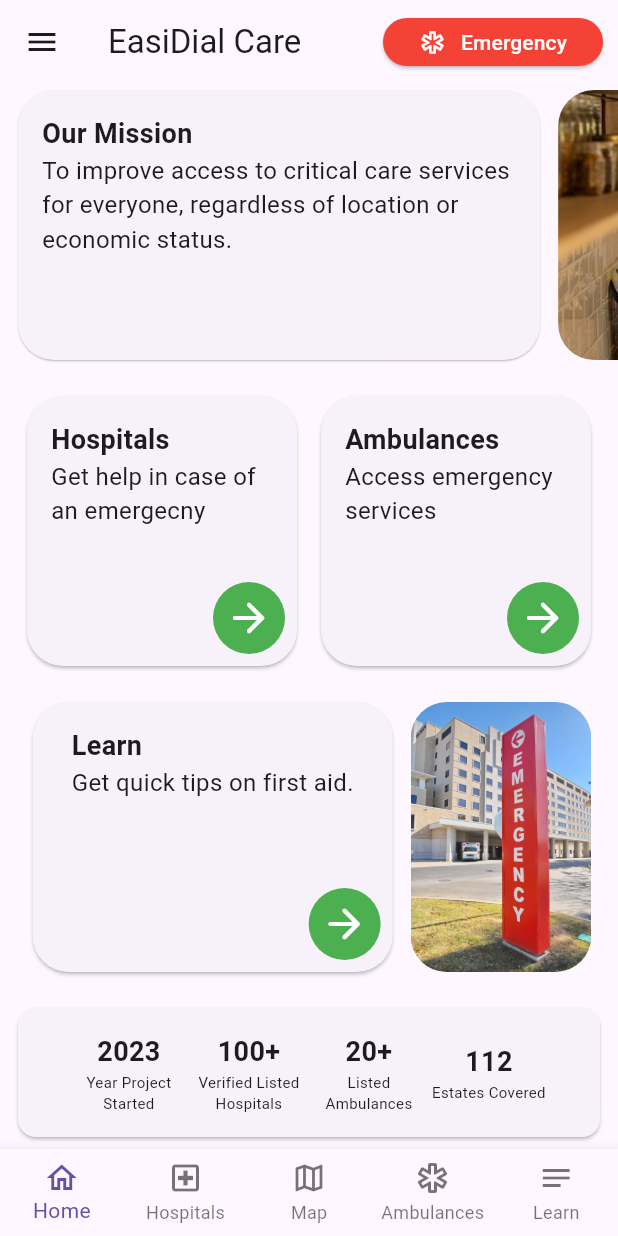
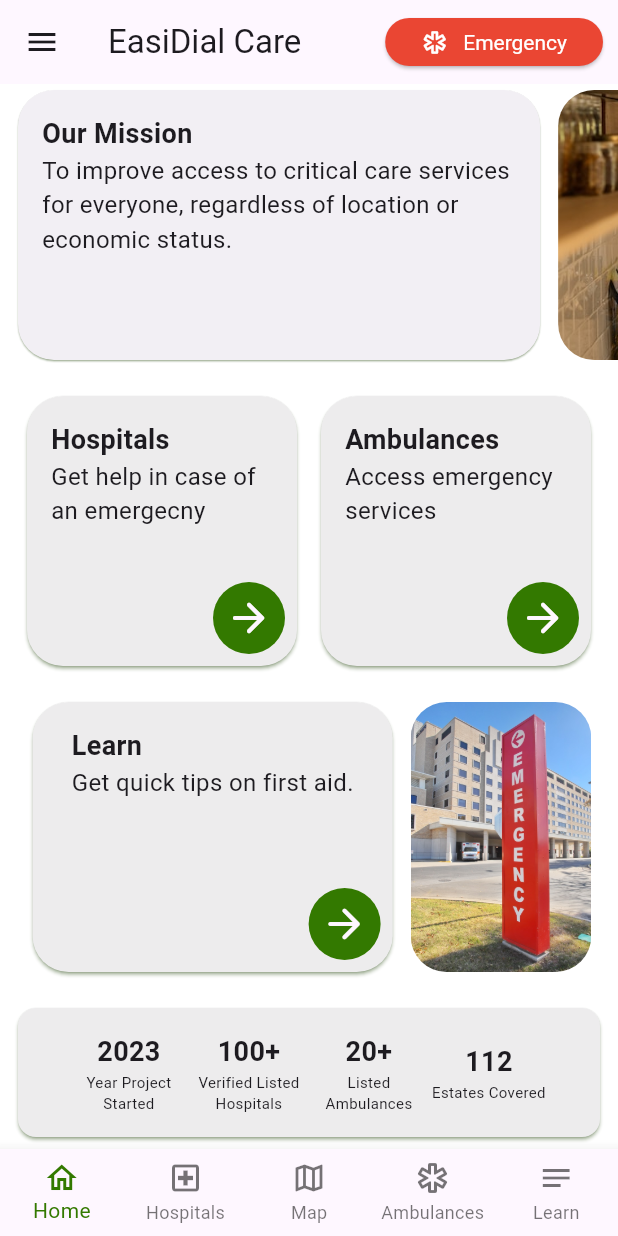
Before and after one commit to EasiDial/EasiDial-Flutter, a Flutter app: the screen it shows after launch, on a phone screen of 412 x 824 dp. Run offline on Flutter 3.47's test engine with Material 2 defaults, Android fonts, the phone set to English and light mode, and no system bars; our stand-ins replace easy_dynamic_theme, page_transition.

Commit message:
- app theming

```diff
--- a/easi_dial/lib/home_screen.dart
+++ b/easi_dial/lib/home_screen.dart
@@ -37,34 +37,39 @@ class _HomeScreenState extends State<HomeScreen> {
     "Learn",
   ];
 
-  Widget _getBottomBar() {
-    return BottomNavigationBar(
+  List<String> appbarTitles = const [
+    "EasiDial Care",
+    "Hospitals",
+    "Map",
+    "Ambulances",
+    "Learn",
+  ];
+
+  Widget _getBottomBar() => BottomNavigationBar(
         currentIndex: currentPageIndex,
-        onTap: (index) {
-          setState(() {
-            currentPageIndex = index;
-          });
-        },
+        onTap: (index) => setState(() => currentPageIndex = index),
         backgroundColor:
             Theme.of(context).bottomNavigationBarTheme.backgroundColor,
         type: BottomNavigationBarType.fixed,
         items: List.generate(
-            5,
-            (index) => BottomNavigationBarItem(
-                  icon: Icon(bottomBarIconsData[index]),
-                  label: bottomBarIconLabels[index],
-                )));
-  }
+          bottomBarIconsData.length,
+          (index) => BottomNavigationBarItem(
+            icon: Icon(bottomBarIconsData[index]),
+            label: bottomBarIconLabels[index],
+          ),
+          growable: false,
+        ),
+        selectedIconTheme: IconThemeData(
+          color: Theme.of(context).primaryColor,
+        ),
+        selectedItemColor: Theme.of(context).primaryColor,
+      );
 
   @override
   Widget build(BuildContext context) {
     List<Widget> homeScreenPages = [
       HomePage(
-        onPageChanged: (index) {
-          setState(() {
-            currentPageIndex = index;
-          });
-        },
+        onPageChanged: (index) => setState(() => currentPageIndex = index),
       ),
       const HospitalsPage(),
       const MapPage(),
@@ -153,7 +158,7 @@ class _HomeScreenState extends State<HomeScreen> {
         ),
       ),
       appBar: AppBar(
-        title: const Text("EasiDial Care"),
+        title: Text(appbarTitles[currentPageIndex]),
         actions: [
           SizedBox(
             height: 32,
--- a/easi_dial/lib/main.dart
+++ b/easi_dial/lib/main.dart
@@ -1,7 +1,12 @@
 import 'package:easi_dial/home_screen.dart';
+import 'package:easy_dynamic_theme/easy_dynamic_theme.dart';
 import 'package:flutter/material.dart';
 
-void main() => runApp(MyApp());
+import 'theming.dart';
+
+void main() => runApp(EasyDynamicThemeWidget(
+      child: const MyApp(),
+    ));
 
 class MyApp extends StatelessWidget {
   const MyApp({super.key});
@@ -11,7 +16,9 @@ class MyApp extends StatelessWidget {
     return MaterialApp(
       title: "EasiDial",
       debugShowCheckedModeBanner: false,
-      theme: ThemeData(useMaterial3: true, primarySwatch: Colors.indigo),
+      theme: lightThemeData,
+      darkTheme: darkThemeData,
+      themeMode: EasyDynamicTheme.of(context).themeMode,
       home: const HomeScreen(),
     );
   }
--- a/easi_dial/lib/pages/home.dart
+++ b/easi_dial/lib/pages/home.dart
@@ -78,10 +78,10 @@ class _HomePageState extends State<HomePage> {
             size: 32,
           ),
           style: ButtonStyle(
-              backgroundColor:
-                  MaterialStateColor.resolveWith((states) => Colors.green),
-              foregroundColor:
-                  MaterialStateColor.resolveWith((states) => Colors.white)),
+              backgroundColor: MaterialStateColor.resolveWith(
+                  (states) => Theme.of(context).primaryColor),
+              foregroundColor: MaterialStateColor.resolveWith(
+                  (states) => Theme.of(context).cardColor)),
         ),
       );
     }
--- /dev/null
+++ b/easi_dial/lib/theming.dart
@@ -0,0 +1,77 @@
+import 'package:flutter/material.dart';
+
+var primaryColor = const Color(0xFF337900);
+var primaryColorDark = const Color(0xFF318B00);
+
+var lightThemeData = ThemeData(
+  primaryColor: primaryColor,
+  useMaterial3: true,
+  brightness: Brightness.light,
+  scaffoldBackgroundColor: Colors.white,
+  indicatorColor: primaryColor,
+  visualDensity: VisualDensity.adaptivePlatformDensity,
+  cardTheme: CardTheme(
+    elevation: 1,
+    shadowColor: primaryColor,
+    surfaceTintColor: primaryColor,
+  ),
+  inputDecorationTheme: InputDecorationTheme(
+    border: OutlineInputBorder(
+        borderRadius: BorderRadius.circular(8),
+        borderSide: BorderSide(color: primaryColor)),
+  ),
+  drawerTheme: DrawerThemeData(surfaceTintColor: primaryColor),
+  popupMenuTheme: PopupMenuThemeData(surfaceTintColor: primaryColor),
+  dialogTheme: DialogTheme(surfaceTintColor: primaryColor),
+  elevatedButtonTheme: ElevatedButtonThemeData(
+    style: ButtonStyle(
+      surfaceTintColor: MaterialStateProperty.resolveWith((states) {
+        return primaryColor;
+      }),
+      textStyle: MaterialStateProperty.resolveWith((states) {
+        return TextStyle(color: primaryColor);
+      }),
+    ),
+  ),
+  outlinedButtonTheme: OutlinedButtonThemeData(
+    style: ButtonStyle(
+      textStyle: MaterialStateProperty.resolveWith((states) {
+        return TextStyle(color: primaryColor);
+      }),
+      iconColor: MaterialStateProperty.resolveWith((states) {
+        return primaryColor;
+      }),
+    ),
+  ),
+);
+
+var darkThemeData = ThemeData(
+  primaryColor: primaryColorDark,
+  useMaterial3: true,
+  brightness: Brightness.dark,
+  indicatorColor: primaryColorDark,
+  visualDensity: VisualDensity.adaptivePlatformDensity,
+  cardTheme: CardTheme(
+    elevation: 1,
+    shadowColor: primaryColorDark,
+    surfaceTintColor: primaryColorDark,
+  ),
+  inputDecorationTheme: InputDecorationTheme(
+    border: OutlineInputBorder(
+        borderRadius: BorderRadius.circular(8),
+        borderSide: BorderSide(color: primaryColorDark)),
+  ),
+  drawerTheme: DrawerThemeData(surfaceTintColor: primaryColorDark),
+  popupMenuTheme: PopupMenuThemeData(surfaceTintColor: primaryColorDark),
+  dialogTheme: DialogTheme(surfaceTintColor: primaryColorDark),
+  elevatedButtonTheme: ElevatedButtonThemeData(
+    style: ButtonStyle(
+      surfaceTintColor: MaterialStateProperty.resolveWith((states) {
+        return primaryColorDark;
+      }),
+      textStyle: MaterialStateProperty.resolveWith((states) {
+        return TextStyle(color: primaryColorDark);
+      }),
+    ),
+  ),
+);
--- a/easi_dial/pubspec.yaml
+++ b/easi_dial/pubspec.yaml
@@ -36,6 +36,7 @@ dependencies:
   # Use with the CupertinoIcons class for iOS style icons.
   cupertino_icons: ^1.0.2
   page_transition: ^2.0.9
+  easy_dynamic_theme: ^2.3.1
 
 dev_dependencies:
   flutter_test:
```
Also changed, not shown: easi_dial/pubspec.lock, 1 other file.
